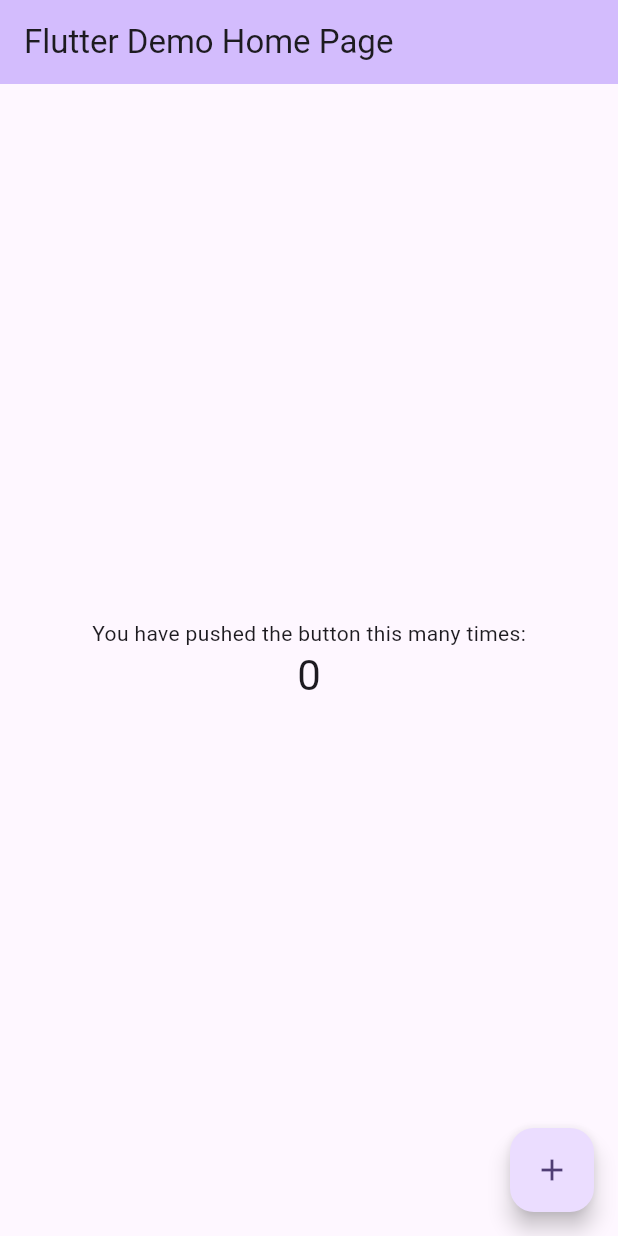
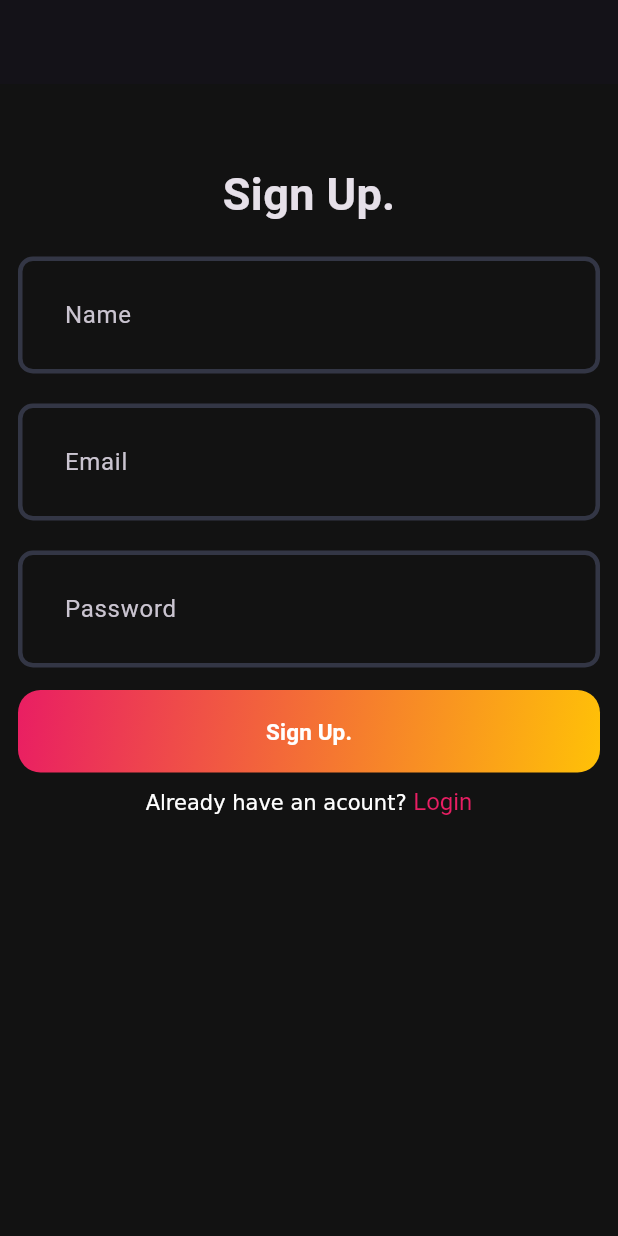
Before and after one commit to Ayikoandrew/chatgpt_clone, a Flutter app: the screen it shows after launch, on a phone screen of 412 x 824 dp. Run offline on Flutter 3.47's test engine with Material 3 defaults, Android fonts, the phone set to English and light mode, and no system bars.

Commit message:
feat: complete signup page implementation

```diff
--- /dev/null
+++ b/lib/core/theme/app_pallete.dart
@@ -0,0 +1,29 @@
+import 'package:flutter/material.dart';
+
+class Pallete {
+  static const cardColor =
+      Color(0xFF1E1E2C); // Darker shade with a hint of blue
+  static const greenColor = Color(0xFF4CAF50); // Soft green for accents
+  static const subtitleText = Color(0xFF9E9E9E); // Neutral grey for subtle text
+  static const inActiveBottomBarItemColor =
+      Color(0xFFBDBDBD); // Softer inactive color
+
+  static const Color backgroundColor =
+      Color(0xFF121212); // Consistent dark mode background
+  static const Color gradient1 = Color(0xFF8E44AD); // Rich purple for gradients
+  static const Color gradient2 =
+      Color(0xFFE91E63); // Vibrant pink for gradients
+  static const Color gradient3 =
+      Color(0xFFFFC107); // Golden yellow for gradients
+  static const Color borderColor =
+      Color(0xFF333645); // Subtle dark border color
+  static const Color whiteColor = Color(0xFFFFFFFF); // Pure white
+  static const Color greyColor =
+      Color(0xFFB0BEC5); // Lighter grey for text and details
+  static const Color errorColor =
+      Color(0xFFD32F2F); // Slightly muted red for errors
+  static const Color transparentColor = Colors.transparent; // No change here
+
+  static const Color inActiveSeekColor =
+      Color(0xFF90A4AE); // Soft grey-blue for inactive seek bar
+}
--- /dev/null
+++ b/lib/core/theme/theme.dart
@@ -0,0 +1,26 @@
+import 'package:chatgpt_clone/core/theme/app_pallete.dart';
+import 'package:flutter/material.dart';
+
+class AppTheme {
+  static OutlineInputBorder _outlineInputBorder({
+    required Color color,
+    required double width,
+  }) {
+    return OutlineInputBorder(
+      borderSide: BorderSide(
+        color: color,
+        width: width,
+      ),
+      borderRadius: BorderRadius.circular(10.0),
+    );
+  }
+
+  static final darkTheme = ThemeData.dark().copyWith(
+    scaffoldBackgroundColor: Pallete.backgroundColor,
+    inputDecorationTheme: InputDecorationTheme(
+      contentPadding: const EdgeInsets.all(27.0),
+      focusedBorder: _outlineInputBorder(color: Pallete.gradient2, width: 3),
+      enabledBorder: _outlineInputBorder(color: Pallete.borderColor, width: 3),
+    ),
+  );
+}
--- /dev/null
+++ b/lib/feature/auth/view/pages/login_page.dart
@@ -0,0 +1,27 @@
+import 'package:chatgpt_clone/feature/auth/view/pages/signup_page.dart';
+import 'package:flutter/material.dart';
+
+class LoginPage extends StatefulWidget {
+  static route() {
+    return MaterialPageRoute(
+      builder: (context) => const SignupPage(),
+    );
+  }
+
+  const LoginPage({super.key});
+
+  @override
+  State<LoginPage> createState() => _LoginPageState();
+}
+
+class _LoginPageState extends State<LoginPage> {
+  @override
+  Widget build(BuildContext context) {
+    return Scaffold(
+      appBar: AppBar(),
+      body: Center(
+        child: Text('Login'),
+      ),
+    );
+  }
+}
--- /dev/null
+++ b/lib/feature/auth/view/pages/signup_page.dart
@@ -0,0 +1,97 @@
+import 'package:chatgpt_clone/core/theme/app_pallete.dart';
+import 'package:chatgpt_clone/feature/auth/view/pages/login_page.dart';
+import 'package:chatgpt_clone/feature/auth/view/widgets/auth_button.dart';
+import 'package:chatgpt_clone/feature/auth/view/widgets/custom_page.dart';
+import 'package:flutter/material.dart';
+
+class SignupPage extends StatefulWidget {
+  static route() {
+    return MaterialPageRoute(
+      builder: (context) => LoginPage(),
+    );
+  }
+
+  const SignupPage({super.key});
+
+  @override
+  State<SignupPage> createState() => _SignupPageState();
+}
+
+class _SignupPageState extends State<SignupPage> {
+  final nameController = TextEditingController();
+  final emailController = TextEditingController();
+  final passwordController = TextEditingController();
+
+  @override
+  void dispose() {
+    nameController.dispose();
+    emailController.dispose();
+    passwordController.dispose();
+    super.dispose();
+  }
+
+  @override
+  Widget build(BuildContext context) {
+    return Scaffold(
+      appBar: AppBar(),
+      body: Padding(
+        padding: const EdgeInsets.all(12.0),
+        child: SingleChildScrollView(
+          child: Column(
+            children: [
+              const SizedBox(height: 40),
+              Text(
+                'Sign Up.',
+                style: TextStyle(
+                  fontSize: 30,
+                  fontWeight: FontWeight.bold,
+                ),
+              ),
+              const SizedBox(height: 20),
+              CustomPage(controller: nameController, hintText: 'Name'),
+              const SizedBox(height: 20),
+              CustomPage(controller: emailController, hintText: 'Email'),
+              const SizedBox(height: 20),
+              CustomPage(controller: passwordController, hintText: 'Password'),
+              const SizedBox(height: 15),
+              AuthButton(onTap: () {}, data: 'Sign Up.'),
+              const SizedBox(height: 10),
+              GestureDetector(
+                onTap: () {
+                  Navigator.push(
+                    context,
+                    MaterialPageRoute(
+                      builder: (context) => LoginPage(),
+                    ),
+                  );
+                },
+                child: RichText(
+                  text: TextSpan(
+                    // recognizer: TapGestureRecognizer()
+                    //   ..onTap = () {
+                    //     print("sign up recognized pressed");
+                    //     Navigator.push(
+                    //       context,
+                    //       LoginPage.route(),
+                    //     );
+                    //   },
+                    text: "Already have an acount? ",
+                    children: [
+                      TextSpan(
+                        text: 'Login',
+                        style: TextStyle(
+                          color: Pallete.gradient2,
+                          fontSize: 16,
+                        ),
+                      ),
+                    ],
+                  ),
+                ),
+              ),
+            ],
+          ),
+        ),
+      ),
+    );
+  }
+}
--- /dev/null
+++ b/lib/feature/auth/view/widgets/auth_button.dart
@@ -0,0 +1,42 @@
+import 'package:chatgpt_clone/core/theme/app_pallete.dart';
+import 'package:flutter/material.dart';
+
+class AuthButton extends StatelessWidget {
+  final VoidCallback onTap;
+  final String data;
+  const AuthButton({super.key, required this.onTap, required this.data});
+
+  @override
+  Widget build(BuildContext context) {
+    return Container(
+        decoration: BoxDecoration(
+          gradient: LinearGradient(
+            colors: [
+              Pallete.gradient2,
+              Pallete.gradient3,
+            ],
+            begin: Alignment.topLeft,
+            end: Alignment.bottomRight,
+          ),
+          borderRadius: BorderRadius.circular(15),
+        ),
+        child: ClipRRect(
+          child: ElevatedButton(
+            onPressed: onTap,
+            style: ElevatedButton.styleFrom(
+              fixedSize: Size(550, 55),
+              backgroundColor: Pallete.transparentColor,
+              shadowColor: Pallete.transparentColor,
+            ),
+            child: Text(
+              data,
+              style: TextStyle(
+                color: Pallete.whiteColor,
+                fontSize: 15,
+                fontWeight: FontWeight.bold,
+              ),
+            ),
+          ),
+        ));
+  }
+}
--- /dev/null
+++ b/lib/feature/auth/view/widgets/custom_page.dart
@@ -0,0 +1,18 @@
+import 'package:flutter/material.dart';
+
+class CustomPage extends StatelessWidget {
+  final TextEditingController? controller;
+  final String? hintText;
+  const CustomPage(
+      {super.key, required this.controller, required this.hintText});
+
+  @override
+  Widget build(BuildContext context) {
+    return TextFormField(
+      controller: controller,
+      decoration: InputDecoration(
+        hintText: hintText,
+      ),
+    );
+  }
+}
--- a/lib/main.dart
+++ b/lib/main.dart
@@ -1,3 +1,5 @@
+import 'package:chatgpt_clone/core/theme/theme.dart';
+import 'package:chatgpt_clone/feature/auth/view/pages/signup_page.dart';
 import 'package:flutter/material.dart';
 
 void main() {
@@ -11,115 +13,10 @@ class MyApp extends StatelessWidget {
   @override
   Widget build(BuildContext context) {
     return MaterialApp(
-      title: 'Flutter Demo',
-      theme: ThemeData(
-        // This is the theme of your application.
-        //
-        // TRY THIS: Try running your application with "flutter run". You'll see
-        // the application has a purple toolbar. Then, without quitting the app,
-        // try changing the seedColor in the colorScheme below to Colors.green
-        // and then invoke "hot reload" (save your changes or press the "hot
-        // reload" button in a Flutter-supported IDE, or press "r" if you used
-        // the command line to start the app).
-        //
-        // Notice that the counter didn't reset back to zero; the application
-        // state is not lost during the reload. To reset the state, use hot
-        // restart instead.
-        //
-        // This works for code too, not just values: Most code changes can be
-        // tested with just a hot reload.
-        colorScheme: ColorScheme.fromSeed(seedColor: Colors.deepPurple),
-        useMaterial3: true,
-      ),
-      home: const MyHomePage(title: 'Flutter Demo Home Page'),
+      debugShowCheckedModeBanner: false,
+      title: 'chatgpt clone',
+      theme: AppTheme.darkTheme,
+      home: const SignupPage(),
     );
   }
 }
-
-class MyHomePage extends StatefulWidget {
-  const MyHomePage({super.key, required this.title});
-
-  // This widget is the home page of your application. It is stateful, meaning
-  // that it has a State object (defined below) that contains fields that affect
-  // how it looks.
-
-  // This class is the configuration for the state. It holds the values (in this
-  // case the title) provided by the parent (in this case the App widget) and
-  // used by the build method of the State. Fields in a Widget subclass are
-  // always marked "final".
-
-  final String title;
-
-  @override
-  State<MyHomePage> createState() => _MyHomePageState();
-}
-
-class _MyHomePageState extends State<MyHomePage> {
-  int _counter = 0;
-
-  void _incrementCounter() {
-    setState(() {
-      // This call to setState tells the Flutter framework that something has
-      // changed in this State, which causes it to rerun the build method below
-      // so that the display can reflect the updated values. If we changed
-      // _counter without calling setState(), then the build method would not be
-      // called again, and so nothing would appear to happen.
-      _counter++;
-    });
-  }
-
-  @override
-  Widget build(BuildContext context) {
-    // This method is rerun every time setState is called, for instance as done
-    // by the _incrementCounter method above.
-    //
-    // The Flutter framework has been optimized to make rerunning build methods
-    // fast, so that you can just rebuild anything that needs updating rather
-    // than having to individually change instances of widgets.
-    return Scaffold(
-      appBar: AppBar(
-        // TRY THIS: Try changing the color here to a specific color (to
-        // Colors.amber, perhaps?) and trigger a hot reload to see the AppBar
-        // change color while the other colors stay the same.
-        backgroundColor: Theme.of(context).colorScheme.inversePrimary,
-        // Here we take the value from the MyHomePage object that was created by
-        // the App.build method, and use it to set our appbar title.
-        title: Text(widget.title),
-      ),
-      body: Center(
-        // Center is a layout widget. It takes a single child and positions it
-        // in the middle of the parent.
-        child: Column(
-          // Column is also a layout widget. It takes a list of children and
-          // arranges them vertically. By default, it sizes itself to fit its
-          // children horizontally, and tries to be as tall as its parent.
-          //
-          // Column has various properties to control how it sizes itself and
-          // how it positions its children. Here we use mainAxisAlignment to
-          // center the children vertically; the main axis here is the vertical
-          // axis because Columns are vertical (the cross axis would be
-          // horizontal).
-          //
-          // TRY THIS: Invoke "debug painting" (choose the "Toggle Debug Paint"
-          // action in the IDE, or press "p" in the console), to see the
-          // wireframe for each widget.
-          mainAxisAlignment: MainAxisAlignment.center,
-          children: <Widget>[
-            const Text(
-              'You have pushed the button this many times:',
-            ),
-            Text(
-              '$_counter',
-              style: Theme.of(context).textTheme.headlineMedium,
-            ),
-          ],
-        ),
-      ),
-      floatingActionButton: FloatingActionButton(
-        onPressed: _incrementCounter,
-        tooltip: 'Increment',
-        child: const Icon(Icons.add),
-      ), // This trailing comma makes auto-formatting nicer for build methods.
-    );
-  }
-}
```
